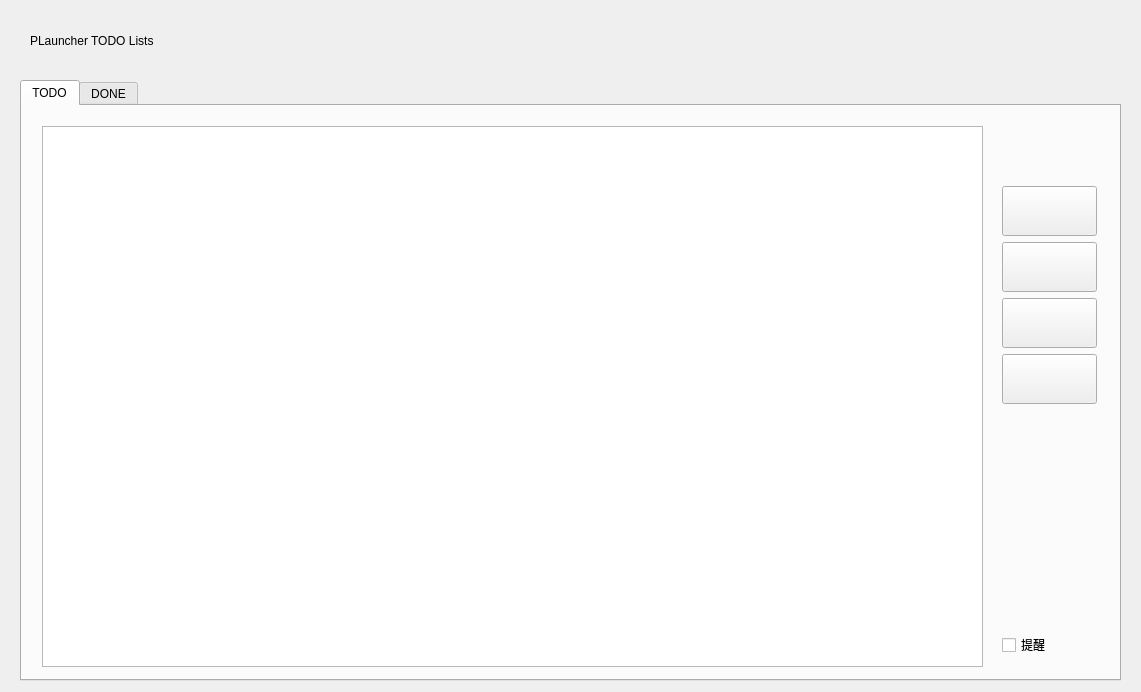
Before: the Qt Designer form src/ui/todoWidget.ui in csy214-beep/Pelr, drawn with Qt 5.
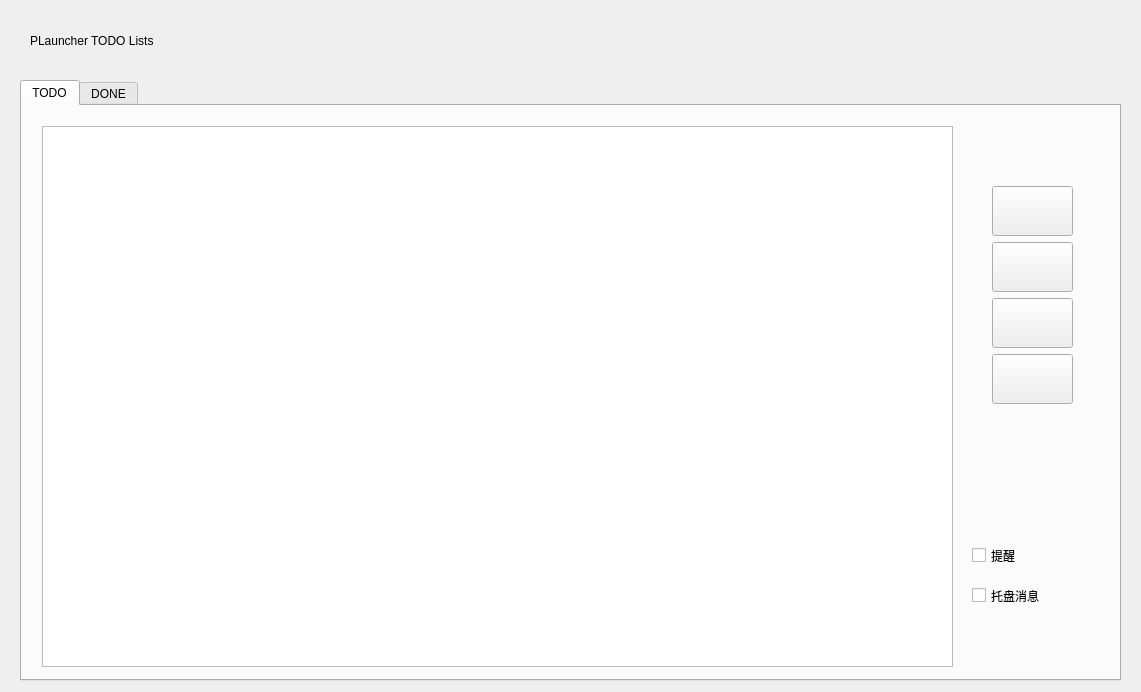
After: the same form once the commit is applied. Icons and pictures are not drawn.

Commit message: feat（todoNotification）: todo消息使用托盘提醒（可选）

```diff
--- a/src/ui/todoWidget.ui
+++ b/src/ui/todoWidget.ui
@@ -40,7 +40,7 @@
       <rect>
        <x>20</x>
        <y>20</y>
-       <width>941</width>
+       <width>911</width>
        <height>541</height>
       </rect>
      </property>
@@ -48,10 +48,10 @@
     <widget class="QWidget" name="verticalLayoutWidget">
      <property name="geometry">
       <rect>
-       <x>980</x>
+       <x>970</x>
        <y>80</y>
-       <width>95</width>
-       <height>471</height>
+       <width>81</width>
+       <height>291</height>
       </rect>
      </property>
      <layout class="QVBoxLayout" name="verticalLayout">
@@ -172,15 +172,34 @@
         </property>
        </spacer>
       </item>
-      <item>
-       <widget class="QCheckBox" name="checkBox">
-        <property name="text">
-         <string>提醒</string>
-        </property>
-       </widget>
-      </item>
      </layout>
     </widget>
+    <widget class="QCheckBox" name="checkBox">
+     <property name="geometry">
+      <rect>
+       <x>950</x>
+       <y>440</y>
+       <width>129</width>
+       <height>19</height>
+      </rect>
+     </property>
+     <property name="text">
+      <string>提醒</string>
+     </property>
+    </widget>
+    <widget class="QCheckBox" name="checkBox_2">
+     <property name="geometry">
+      <rect>
+       <x>950</x>
+       <y>480</y>
+       <width>129</width>
+       <height>19</height>
+      </rect>
+     </property>
+     <property name="text">
+      <string>托盘消息</string>
+     </property>
+    </widget>
    </widget>
    <widget class="QWidget" name="tab_2">
     <attribute name="title">
```
Left out of the diff: 16 changed lines with no effect on the pictures. The commit also changes 4 other files.
